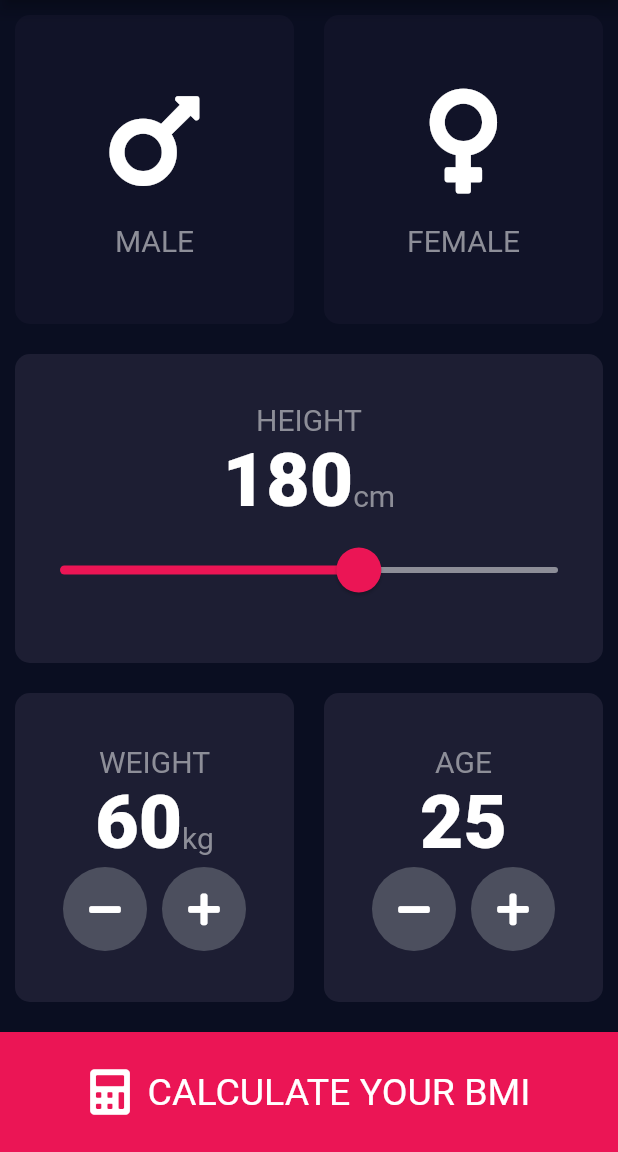
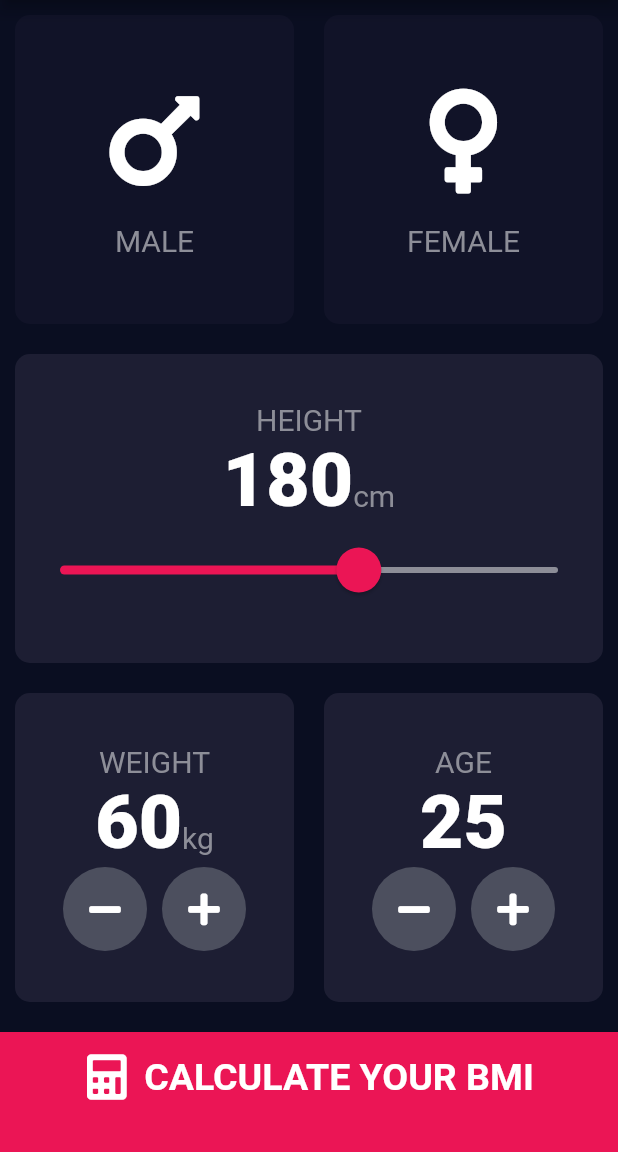
Before and after one commit to ugrylmz/bmi-calculator, a Flutter app: the screen it shows after launch, on a phone screen of 412 x 824 dp, the part 84-1236 px from its top. Run offline on Flutter 3.47's test engine with Material 2 defaults, Android fonts, the phone set to English and light mode, and no system bars; our stand-ins replace font_awesome_flutter.

Commit message:
designing result page

```diff
--- /dev/null
+++ b/lib/bottomButton.dart
@@ -0,0 +1,40 @@
+import 'package:flutter/material.dart';
+import 'constants.dart';
+import 'package:font_awesome_flutter/font_awesome_flutter.dart';
+
+class BottomButton extends StatelessWidget {
+  BottomButton({@required this.onTap, @required this.buttonTitle});
+  final Function onTap;
+  final String buttonTitle;
+  @override
+  Widget build(BuildContext context) {
+    return GestureDetector(
+      onTap: onTap,
+      child: Container(
+        height: kBottomContainerHeight,
+        width: double.infinity,
+        color: kBottomContainerColor,
+        margin: EdgeInsets.only(top: 10.0),
+        padding: EdgeInsets.only(bottom: 20.0),
+        child: Row(
+          mainAxisAlignment: MainAxisAlignment.center,
+          crossAxisAlignment: CrossAxisAlignment.center,
+          children: <Widget>[
+            Icon(
+              FontAwesomeIcons.calculator,
+              size: 30.0,
+              color: Colors.white,
+            ),
+            SizedBox(
+              width: 10.0,
+            ),
+            Text(
+              buttonTitle,
+              style: kLargeButtonTextStyle,
+            ),
+          ],
+        ),
+      ),
+    );
+  }
+}
--- a/lib/input_page.dart
+++ b/lib/input_page.dart
@@ -4,6 +4,8 @@ import 'reusable_card.dart';
 import 'icon_content.dart';
 import 'constants.dart';
 import 'results_page.dart';
+import 'bottomButton.dart';
+import 'roundIcon.dart';
 
 class InputPage extends StatefulWidget {
   @override
@@ -218,63 +220,15 @@ class _InputPageState extends State<InputPage> {
               ],
             ),
           ),
-          GestureDetector(
+          BottomButton(
+            buttonTitle: 'CALCULATE YOUR BMI',
             onTap: () {
               Navigator.push(context,
                   MaterialPageRoute(builder: (context) => ResultsPage()));
             },
-            child: Container(
-              height: kBottomContainerHeight,
-              width: double.infinity,
-              color: kBottomContainerColor,
-              margin: EdgeInsets.only(top: 10.0),
-              child: Row(
-                mainAxisAlignment: MainAxisAlignment.center,
-                crossAxisAlignment: CrossAxisAlignment.center,
-                children: <Widget>[
-                  Icon(
-                    FontAwesomeIcons.calculator,
-                    size: 30.0,
-                    color: Colors.white,
-                  ),
-                  SizedBox(
-                    width: 10.0,
-                  ),
-                  Text(
-                    'CALCULATE YOUR BMI',
-                    style: TextStyle(fontSize: 25),
-                  ),
-                ],
-              ),
-            ),
-          )
+          ),
         ],
       ),
     );
   }
 }
-
-class RoundIconButton extends StatelessWidget {
-  RoundIconButton({this.icon, this.onPress});
-
-  final IconData icon;
-  final Function onPress;
-
-  @override
-  Widget build(BuildContext context) {
-    return RawMaterialButton(
-      child: Icon(
-        icon,
-        color: Colors.white,
-      ),
-      onPressed: onPress,
-      elevation: 0.0,
-      constraints: BoxConstraints.tightFor(
-        height: 56.0,
-        width: 56.0,
-      ),
-      shape: CircleBorder(),
-      fillColor: Color(0xFF4C4F5E),
-    );
-  }
-}
--- /dev/null
+++ b/lib/roundIcon.dart
@@ -0,0 +1,26 @@
+import 'package:flutter/material.dart';
+
+class RoundIconButton extends StatelessWidget {
+  RoundIconButton({this.icon, this.onPress});
+
+  final IconData icon;
+  final Function onPress;
+
+  @override
+  Widget build(BuildContext context) {
+    return RawMaterialButton(
+      child: Icon(
+        icon,
+        color: Colors.white,
+      ),
+      onPressed: onPress,
+      elevation: 0.0,
+      constraints: BoxConstraints.tightFor(
+        height: 56.0,
+        width: 56.0,
+      ),
+      shape: CircleBorder(),
+      fillColor: Color(0xFF4C4F5E),
+    );
+  }
+}
```
Also changed, not shown: lib/constants.dart (+25 -0 lines), lib/results_page.dart (+50 -2 lines).
